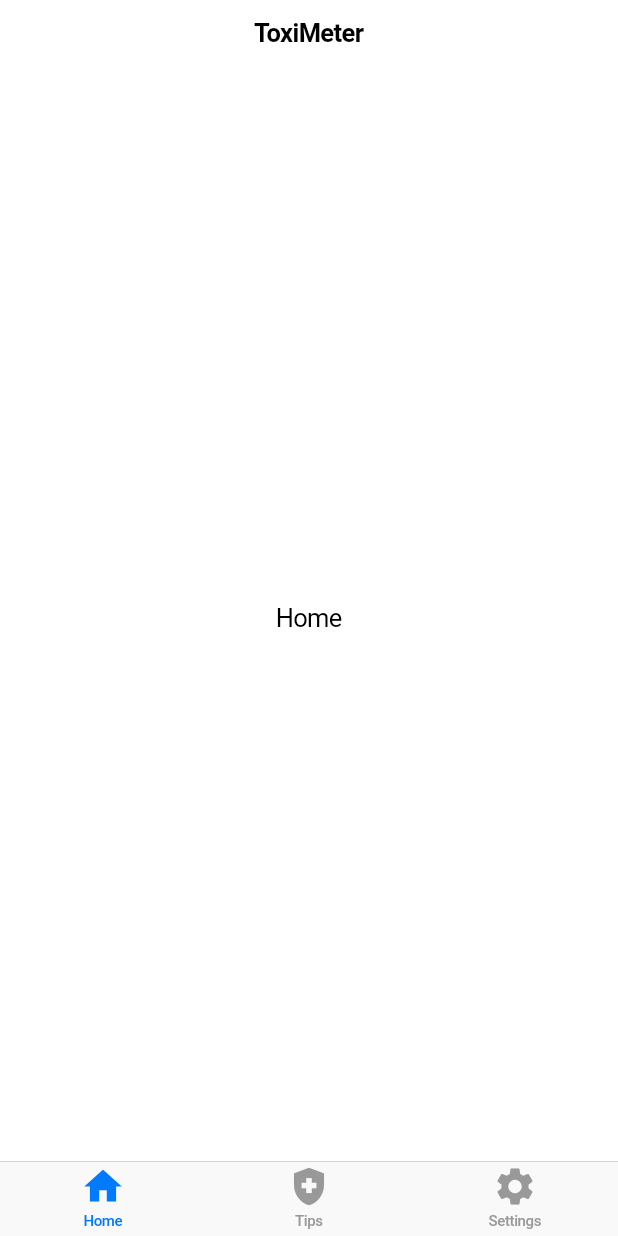
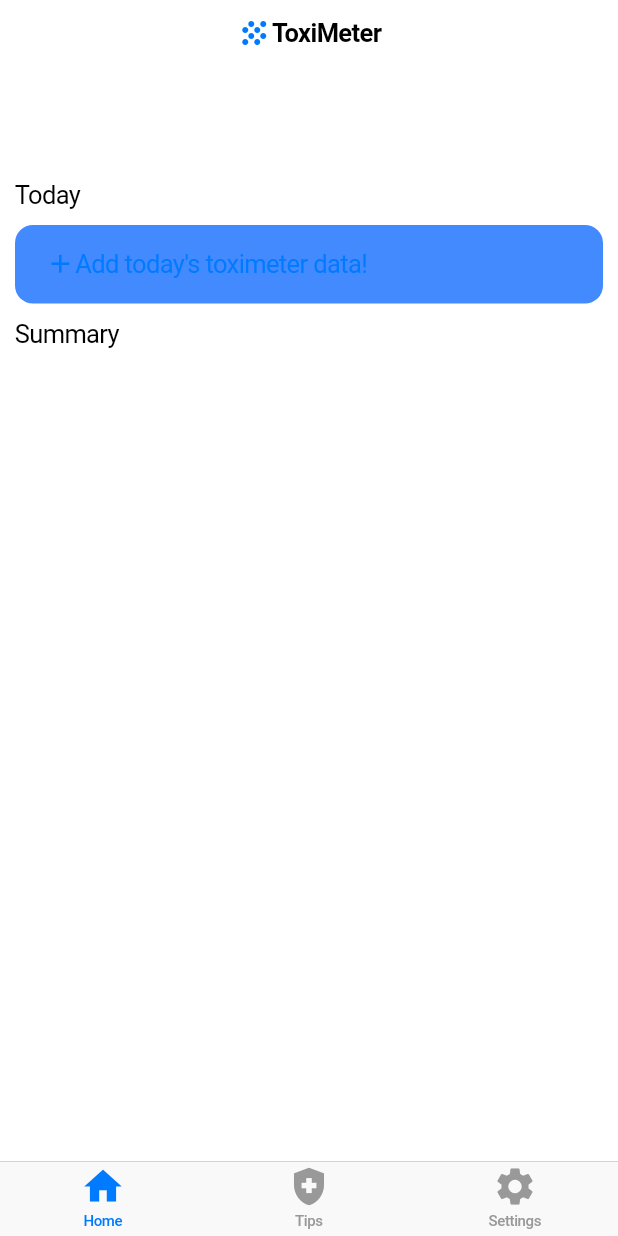
Before and after one commit to log101/Toximeter, a Flutter app: the screen it shows after launch, on a phone screen of 412 x 824 dp. Run offline on Flutter 3.47's test engine with Material 2 defaults, Android fonts, the phone set to English and light mode, and no system bars.

Commit message:
Added logging button

```diff
--- a/lib/main.dart
+++ b/lib/main.dart
@@ -54,7 +54,13 @@ class _MyHomePageState extends State<MyHomePage> {
     // than having to individually change instances of widgets.
     return CupertinoPageScaffold(
       navigationBar: CupertinoNavigationBar(
-        middle: Text("ToxiMeter"),
+        middle: Row(
+          mainAxisAlignment: MainAxisAlignment.center,
+          children: [
+            Icon(Icons.grain),
+            Text("ToxiMeter"),
+          ],
+        ),
       ),
       child: CupertinoTabScaffold(
           tabBar: CupertinoTabBar(
@@ -73,16 +79,40 @@ class _MyHomePageState extends State<MyHomePage> {
 }
 
 class HomeTab extends StatelessWidget {
+  const HomeTab({Key? key}) : super(key: key);
+
   @override
   Widget build(BuildContext context) {
-    return Center(
-      child: Text('Home'),
+    return Padding(
+        padding: EdgeInsets.only(top: 120.0, left: 10.0, right: 10.0),
+        child: Column(
+          crossAxisAlignment: CrossAxisAlignment.start,
+          children: [
+            Text('Today'),
+            Center(
+                child: Padding(
+                  padding: const EdgeInsets.only(top: 10.0, bottom: 10.0),
+                  child: CupertinoButton(
+                      color: Colors.blueAccent,
+                      child: Row(
+                        children: [
+                          Icon(Icons.add),
+                          Text("Add today's toximeter data!"),
+                        ],
+                      ),
+                      onPressed: () => null),
+                )
+            ),
+            Text('Summary'),
+        ]),
     );
   }
 }
 
 // Settings Tab
 class SettingsTab extends StatelessWidget {
+  const SettingsTab({Key? key}) : super(key: key);
+
   @override
   Widget build(BuildContext context) {
     return Center(
@@ -92,6 +122,8 @@ class SettingsTab extends StatelessWidget {
 }
 
 class TipsTab extends StatelessWidget {
+  const TipsTab({Key? key}) : super(key: key);
+
   @override
   Widget build(BuildContext context) {
     return Center(
```
